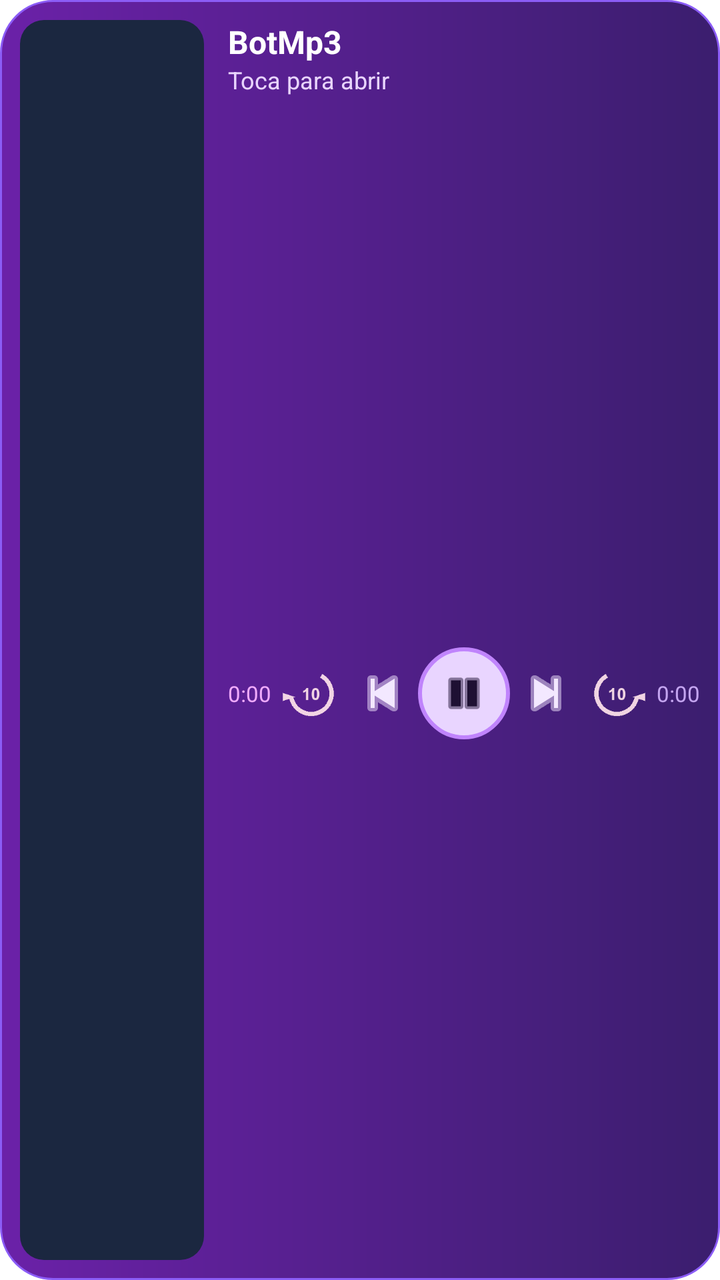
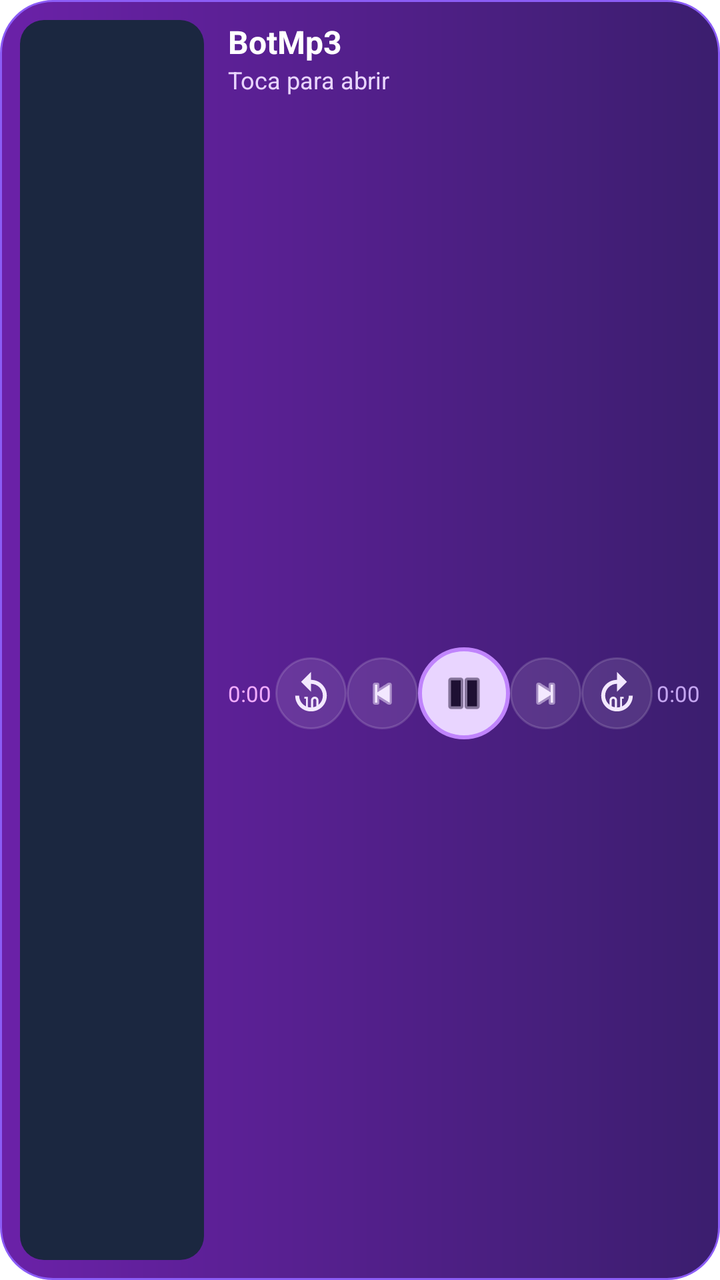

Before-and-after screenshots of an Android layout around one commit, followed by the original layout XML and the change that was made.
<!-- AndroidManifest.xml: fallback theme Theme.MaterialComponents.DayNight.NoActionBar -->
<!-- res/layout/widget_botmp3.xml -->
<?xml version="1.0" encoding="utf-8"?>
<LinearLayout xmlns:android="http://schemas.android.com/apk/res/android"
    android:id="@+id/widget_raiz"
    android:layout_width="match_parent"
    android:layout_height="match_parent"
    android:background="@drawable/widget_fondo"
    android:orientation="horizontal"
    android:padding="10dp">

    <ImageView
        android:id="@+id/widget_portada"
        android:layout_width="92dp"
        android:layout_height="match_parent"
        android:background="@drawable/widget_portada"
        android:contentDescription="Carátula"
        android:scaleType="centerCrop" />

    <LinearLayout
        android:layout_width="0dp"
        android:layout_height="match_parent"
        android:layout_marginStart="12dp"
        android:layout_weight="1"
        android:orientation="vertical">

        <TextView
            android:id="@+id/widget_titulo"
            android:layout_width="match_parent"
            android:layout_height="wrap_content"
            android:ellipsize="end"
            android:maxLines="1"
            android:text="BotMp3"
            android:textColor="#FFFFFF"
            android:textSize="16sp"
            android:textStyle="bold" />

        <TextView
            android:id="@+id/widget_artista"
            android:layout_width="match_parent"
            android:layout_height="wrap_content"
            android:ellipsize="end"
            android:maxLines="1"
            android:text="Toca para abrir"
            android:textColor="#E9D5FF"
            android:textSize="12sp" />

        <TextView
            android:id="@+id/widget_album"
            android:layout_width="match_parent"
            android:layout_height="wrap_content"
            android:ellipsize="end"
            android:maxLines="1"
            android:text=""
            android:textColor="#C4A5F0"
            android:textSize="10sp" />

        <LinearLayout
            android:layout_width="match_parent"
            android:layout_height="0dp"
            android:layout_marginTop="2dp"
            android:layout_weight="1"
            android:gravity="center_vertical"
            android:orientation="horizontal">

            <TextView
                android:id="@+id/widget_tiempo"
                android:layout_width="wrap_content"
                android:layout_height="wrap_content"
                android:layout_marginEnd="2dp"
                android:maxLines="1"
                android:text="0:00"
                android:textColor="#F0ABFC"
                android:textSize="11sp" />

            <ImageButton
                android:id="@+id/widget_rewind"
                android:layout_width="0dp"
                android:layout_height="32dp"
                android:layout_weight="1"
                android:background="#00000000"
                android:contentDescription="Atrasar 10 segundos"
                android:scaleType="fitCenter"
                android:src="@drawable/ic_rew10" />

            <ImageButton
                android:id="@+id/widget_prev"
                android:layout_width="0dp"
                android:layout_height="32dp"
                android:layout_weight="1"
                android:background="#00000000"
                android:contentDescription="Anterior"
                android:scaleType="centerInside"
                android:src="@android:drawable/ic_media_previous"
                android:tint="#F3E8FF" />

            <ImageButton
                android:id="@+id/widget_play"
                android:layout_width="46dp"
                android:layout_height="46dp"
                android:background="@drawable/widget_play_fondo"
                android:contentDescription="Reproducir o pausar"
                android:padding="10dp"
                android:scaleType="centerInside"
                android:src="@android:drawable/ic_media_pause"
                android:tint="#1E1033" />

            <ImageButton
                android:id="@+id/widget_next"
                android:layout_width="0dp"
                android:layout_height="32dp"
                android:layout_weight="1"
                android:background="#00000000"
                android:contentDescription="Siguiente"
                android:scaleType="centerInside"
                android:src="@android:drawable/ic_media_next"
                android:tint="#F3E8FF" />

            <ImageButton
                android:id="@+id/widget_forward"
                android:layout_width="0dp"
                android:layout_height="32dp"
                android:layout_weight="1"
                android:background="#00000000"
                android:contentDescription="Adelantar 10 segundos"
                android:scaleType="fitCenter"
                android:src="@drawable/ic_ff10" />

            <TextView
                android:id="@+id/widget_duracion"
                android:layout_width="wrap_content"
                android:layout_height="wrap_content"
                android:layout_marginStart="2dp"
                android:maxLines="1"
                android:text="0:00"
                android:textColor="#C4A5F0"
                android:textSize="11sp" />
        </LinearLayout>
    </LinearLayout>
</LinearLayout>
<!-- resources referenced by this layout -->
<resources>
  <!-- drawable ic_ff10: png bitmap (drawable, 1369 bytes) -->
  <!-- drawable ic_rew10: png bitmap (drawable, 1401 bytes) -->
  <!-- drawable widget_fondo (drawable) -->
  <?xml version="1.0" encoding="utf-8"?>
  <shape xmlns:android="http://schemas.android.com/apk/res/android" android:shape="rectangle">
      <gradient
          android:angle="0"
          android:endColor="#3B1E6E"
          android:startColor="#6B21A8" />
      <corners android:radius="26dp" />
      <stroke android:width="1dp" android:color="#8B5CF6" />
  </shape>
  <!-- drawable widget_play_fondo (drawable) -->
  <?xml version="1.0" encoding="utf-8"?>
  <shape xmlns:android="http://schemas.android.com/apk/res/android" android:shape="oval">
      <solid android:color="#E9D5FF" />
      <stroke android:width="2dp" android:color="#C084FC" />
  </shape>
  <!-- drawable widget_portada (drawable) -->
  <?xml version="1.0" encoding="utf-8"?>
  <shape xmlns:android="http://schemas.android.com/apk/res/android" android:shape="rectangle">
      <corners android:radius="12dp" />
      <solid android:color="#1B2740" />
  </shape>
</resources>

<!-- the commit's change to res/layout/widget_botmp3.xml (unified diff, before → after) -->
@@ -1,4 +1,5 @@
 <?xml version="1.0" encoding="utf-8"?>
+
 <LinearLayout xmlns:android="http://schemas.android.com/apk/res/android"
     android:id="@+id/widget_raiz"
     android:layout_width="match_parent"
@@ -71,23 +72,25 @@
                 android:textColor="#F0ABFC"
                 android:textSize="11sp" />
 
-            <ImageButton
+                        <ImageButton
                 android:id="@+id/widget_rewind"
                 android:layout_width="0dp"
-                android:layout_height="32dp"
+                android:layout_height="36dp"
                 android:layout_weight="1"
-                android:background="#00000000"
-                android:contentDescription="Atrasar 10 segundos"
-                android:scaleType="fitCenter"
-                android:src="@drawable/ic_rew10" />
+                android:background="@drawable/widget_boton_circulo"
+                android:contentDescription="@string/widget_rewind_10"
+                android:padding="6dp"
+                android:scaleType="centerInside"
+                android:src="@drawable/ic_replay_10" />
 
-            <ImageButton
+                        <ImageButton
                 android:id="@+id/widget_prev"
                 android:layout_width="0dp"
-                android:layout_height="32dp"
+                android:layout_height="36dp"
                 android:layout_weight="1"
-                android:background="#00000000"
-                android:contentDescription="Anterior"
+                android:background="@drawable/widget_boton_circulo"
+                android:contentDescription="@string/widget_prev"
+                android:padding="8dp"
                 android:scaleType="centerInside"
                 android:src="@android:drawable/ic_media_previous"
                 android:tint="#F3E8FF" />
@@ -97,32 +100,34 @@
                 android:layout_width="46dp"
                 android:layout_height="46dp"
                 android:background="@drawable/widget_play_fondo"
-                android:contentDescription="Reproducir o pausar"
+                android:contentDescription="@string/widget_play_pause"
                 android:padding="10dp"
                 android:scaleType="centerInside"
                 android:src="@android:drawable/ic_media_pause"
                 android:tint="#1E1033" />
 
-            <ImageButton
+                        <ImageButton
                 android:id="@+id/widget_next"
                 android:layout_width="0dp"
-                android:layout_height="32dp"
+                android:layout_height="36dp"
                 android:layout_weight="1"
-                android:background="#00000000"
-                android:contentDescription="Siguiente"
+                android:background="@drawable/widget_boton_circulo"
+                android:contentDescription="@string/widget_next"
+                android:padding="8dp"
                 android:scaleType="centerInside"
                 android:src="@android:drawable/ic_media_next"
                 android:tint="#F3E8FF" />
 
-            <ImageButton
+                        <ImageButton
                 android:id="@+id/widget_forward"
                 android:layout_width="0dp"
-                android:layout_height="32dp"
+                android:layout_height="36dp"
                 android:layout_weight="1"
-                android:background="#00000000"
-                android:contentDescription="Adelantar 10 segundos"
-                android:scaleType="fitCenter"
-                android:src="@drawable/ic_ff10" />
+                android:background="@drawable/widget_boton_circulo"
+                android:contentDescription="@string/widget_forward_10"
+                android:padding="6dp"
+                android:scaleType="centerInside"
+                android:src="@drawable/ic_forward_10" />
 
             <TextView
                 android:id="@+id/widget_duracion"
<!-- resource entries referenced after the edit -->
@@ -1,7 +1,49 @@
 <!-- resources referenced by this layout -->
 <resources>
-  <!-- drawable ic_ff10: png bitmap (drawable, 1369 bytes) -->
-  <!-- drawable ic_rew10: png bitmap (drawable, 1401 bytes) -->
+  <!-- drawable ic_forward_10 (drawable) -->
+  <?xml version="1.0" encoding="utf-8"?>
+  <vector xmlns:android="http://schemas.android.com/apk/res/android"
+      android:width="24dp"
+      android:height="24dp"
+      android:viewportWidth="24"
+      android:viewportHeight="24"
+      android:tint="#F3E8FF">
+      
+      <path
+          android:fillColor="#FFFFFFFF"
+          android:pathData="M12,5V1l5,5 -5,5V7c-3.31,0 -6,2.69 -6,6s2.69,6 6,6 6,-2.69 6,-6h2c0,4.42 -3.58,8 -8,8s-8,-3.58 -8,-8 3.58,-8 8,-8z" />
+      <path
+          android:fillColor="#FFFFFFFF"
+          android:pathData="M14.5,20v-5.5h0.9v-0.9h-1.8V20z" />
+      <path
+          android:fillColor="#FFFFFFFF"
+          android:pathData="M10.1,13.5c-1.05,0 -1.9,0.85 -1.9,1.9v3.2c0,1.05 0.85,1.9 1.9,1.9s1.9,-0.85 1.9,-1.9v-3.2c0,-1.05 -0.85,-1.9 -1.9,-1.9zM10.1,14.6c0.45,0 0.8,0.36 0.8,0.8v3.2c0,0.44 -0.35,0.8 -0.8,0.8s-0.8,-0.36 -0.8,-0.8v-3.2c0,-0.44 0.35,-0.8 0.8,-0.8z" />
+  </vector>
+  <!-- drawable ic_replay_10 (drawable) -->
+  <?xml version="1.0" encoding="utf-8"?>
+  <vector xmlns:android="http://schemas.android.com/apk/res/android"
+      android:width="24dp"
+      android:height="24dp"
+      android:viewportWidth="24"
+      android:viewportHeight="24"
+      android:tint="#F3E8FF">
+      
+      <path
+          android:fillColor="#FFFFFFFF"
+          android:pathData="M12,5V1L7,6l5,5V7c3.31,0 6,2.69 6,6s-2.69,6 -6,6 -6,-2.69 -6,-6H4c0,4.42 3.58,8 8,8s8,-3.58 8,-8 -3.58,-8 -8,-8z" />
+      <path
+          android:fillColor="#FFFFFFFF"
+          android:pathData="M9.5,20v-5.5H8.6V13.6h1.8V20z" />
+      <path
+          android:fillColor="#FFFFFFFF"
+          android:pathData="M13.9,13.5c1.05,0 1.9,0.85 1.9,1.9v3.2c0,1.05 -0.85,1.9 -1.9,1.9s-1.9,-0.85 -1.9,-1.9v-3.2c0,-1.05 0.85,-1.9 1.9,-1.9zM13.9,14.6c-0.45,0 -0.8,0.36 -0.8,0.8v3.2c0,0.44 0.35,0.8 0.8,0.8s0.8,-0.36 0.8,-0.8v-3.2c0,-0.44 -0.35,-0.8 -0.8,-0.8z" />
+  </vector>
+  <!-- drawable widget_boton_circulo (drawable) -->
+  <?xml version="1.0" encoding="utf-8"?>
+  <shape xmlns:android="http://schemas.android.com/apk/res/android" android:shape="oval">
+      <solid android:color="#1AFFFFFF" />
+      <stroke android:width="1dp" android:color="#26FFFFFF" />
+  </shape>
   <!-- drawable widget_fondo (drawable) -->
   <?xml version="1.0" encoding="utf-8"?>
   <shape xmlns:android="http://schemas.android.com/apk/res/android" android:shape="rectangle">
@@ -24,5 +66,10 @@
       <corners android:radius="12dp" />
       <solid android:color="#1B2740" />
   </shape>
+  <string name="widget_forward_10">Forward 10 seconds</string>
+  <string name="widget_next">Next</string>
+  <string name="widget_play_pause">Play or pause</string>
+  <string name="widget_prev">Previous</string>
+  <string name="widget_rewind_10">Back 10 seconds</string>
 </resources>
 
